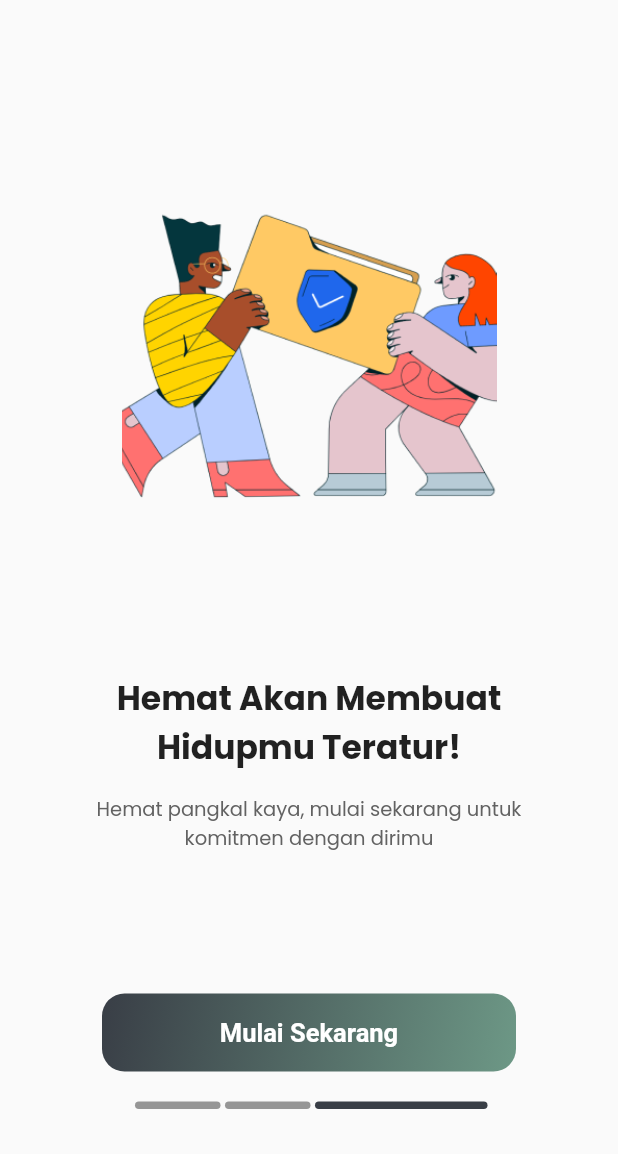
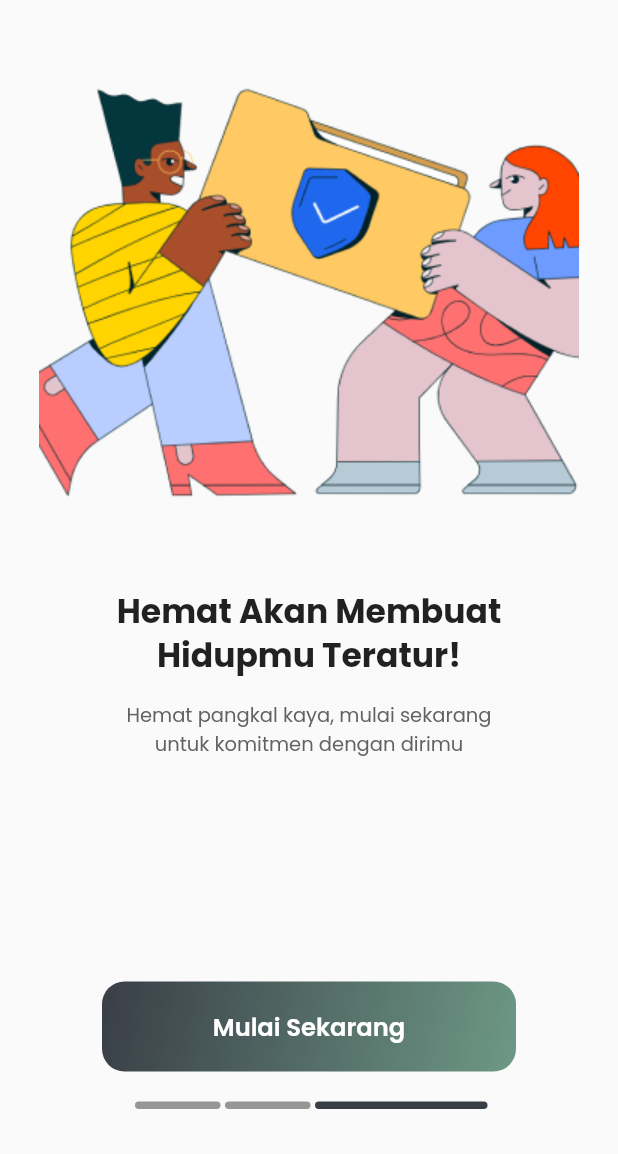
Before and after one commit to RadyaHarbani/Sakuku-App, a Flutter app: the screen it shows after launch, swiped to page 3, on a phone screen of 412 x 824 dp, the part 82-1236 px from its top. Run offline on Flutter 3.47's test engine with Material 2 defaults, Android fonts, the phone set to English and light mode, and no system bars; our stand-ins replace firebase_core, flutter_svg, get, google_fonts; accounts and stored records are empty.

Commit message:
fix [RH] : fix on board page

```diff
--- /dev/null
+++ b/lib/components/dot_indicator_onboard_page.dart
@@ -0,0 +1,26 @@
+
+import 'package:flutter/material.dart';
+
+class DotIndicator extends StatelessWidget {
+  const DotIndicator({
+    super.key,
+    this.isActive = false,
+  });
+
+  final bool isActive;
+
+  @override
+  Widget build(BuildContext context) {
+    return AnimatedContainer(
+      duration: Duration(milliseconds: 300),
+      height: 5,
+      width: isActive ? 115 : 57,
+      decoration: BoxDecoration(
+        borderRadius: BorderRadius.circular(15),
+        color: isActive
+            ? Color.fromRGBO(57, 62, 70, 1)
+            : Color.fromRGBO(150, 150, 150, 34),
+      ),
+    );
+  }
+}
--- a/lib/modules/on_boarding_page/views/widgets/on_boarding_widget.dart
+++ b/lib/components/on_boarding_content_page.dart
@@ -2,7 +2,6 @@ import 'package:flutter/material.dart';
 import 'package:google_fonts/google_fonts.dart';
 import 'package:sakuku_app/helpers/themes.dart';
 
-//On Boarding Content
 class OnBoardingContent extends StatelessWidget {
   const OnBoardingContent({
     super.key,
@@ -17,18 +16,17 @@ class OnBoardingContent extends StatelessWidget {
   Widget build(BuildContext context) {
     return Column(
       children: [
-        Spacer(),
         Image.asset(
           image,
-          width: 250,
         ),
-        Spacer(),
+        SizedBox(height: 30),
         Container(
-          width: 260,
+          width: 300,
           child: Text(
             title,
             textAlign: TextAlign.center,
             style: GoogleFonts.poppins(
+              height: 1.3,
               fontSize: 22,
               fontWeight: FontWeight.bold,
             ),
@@ -37,7 +35,7 @@ class OnBoardingContent extends StatelessWidget {
         Padding(
           padding: const EdgeInsets.only(top: 15),
           child: SizedBox(
-            width: 290,
+            width: 270,
             child: Text(
               description,
               textAlign: TextAlign.center,
@@ -48,13 +46,11 @@ class OnBoardingContent extends StatelessWidget {
             ),
           ),
         ),
-        Spacer(),
       ],
     );
   }
 }
 
-//List On Boarding Content
 class OnBoardingContentList {
   final List<OnBoardingContent> list_on_board = [
     OnBoardingContent(
@@ -76,28 +72,3 @@ class OnBoardingContentList {
     ),
   ];
 }
-
-//Dot Indicator
-class DotIndicator extends StatelessWidget {
-  const DotIndicator({
-    super.key,
-    this.isActive = false,
-  });
-
-  final bool isActive;
-
-  @override
-  Widget build(BuildContext context) {
-    return AnimatedContainer(
-      duration: Duration(milliseconds: 300),
-      height: 5,
-      width: isActive ? 115 : 57,
-      decoration: BoxDecoration(
-        borderRadius: BorderRadius.circular(15),
-        color: isActive
-            ? Color.fromRGBO(57, 62, 70, 1)
-            : Color.fromRGBO(150, 150, 150, 34),
-      ),
-    );
-  }
-}
--- a/lib/modules/on_boarding_page/views/on_boarding_page_view.dart
+++ b/lib/modules/on_boarding_page/views/on_boarding_page_view.dart
@@ -1,9 +1,12 @@
 import 'package:flutter/material.dart';
 import 'package:flutter_svg/svg.dart';
 import 'package:get/get.dart';
+import 'package:google_fonts/google_fonts.dart';
+import 'package:sakuku_app/components/dot_indicator_onboard_page.dart';
+import 'package:sakuku_app/components/on_boarding_content_page.dart';
+import 'package:sakuku_app/helpers/themes.dart';
 import 'package:sakuku_app/routes/app_pages.dart';
 import '../controllers/on_boarding_page_controller.dart';
-import 'package:sakuku_app/modules/on_boarding_page/views/widgets/on_boarding_widget.dart';
 
 class OnBoardingPageView extends GetView<OnBoardingPageController> {
   const OnBoardingPageView({super.key});
@@ -50,7 +53,7 @@ class OnBoardingPageView extends GetView<OnBoardingPageController> {
                         ? GestureDetector(
                             onTap: () => Get.offAndToNamed(Routes.LANDING_PAGE),
                             child: Container(
-                              height: 52,
+                              height: 60,
                               width: 276,
                               decoration: BoxDecoration(
                                   borderRadius: BorderRadius.circular(15),
@@ -65,10 +68,10 @@ class OnBoardingPageView extends GetView<OnBoardingPageController> {
                               child: Center(
                                 child: Text(
                                   'Mulai Sekarang',
-                                  style: TextStyle(
+                                  style: GoogleFonts.poppins(
                                     color: Colors.white,
-                                    fontSize: 17,
-                                    fontWeight: FontWeight.bold,
+                                    fontSize: figmaFontsize(17),
+                                    fontWeight: FontWeight.w600,
                                   ),
                                 ),
                               ),
@@ -82,7 +85,7 @@ class OnBoardingPageView extends GetView<OnBoardingPageController> {
                               );
                             },
                             child: Container(
-                              height: 52,
+                              height: 60,
                               width: 276,
                               decoration: BoxDecoration(
                                   borderRadius: BorderRadius.circular(15),
@@ -97,10 +100,10 @@ class OnBoardingPageView extends GetView<OnBoardingPageController> {
                               child: Center(
                                 child: Text(
                                   'Lanjut',
-                                  style: TextStyle(
+                                  style: GoogleFonts.poppins(
                                     color: Colors.white,
-                                    fontSize: 17,
-                                    fontWeight: FontWeight.bold,
+                                    fontSize: figmaFontsize(17),
+                                    fontWeight: FontWeight.w600,
                                   ),
                                 ),
                               ),
```
